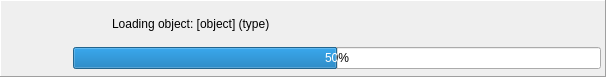
Before: the Qt Designer form libpgmodeler_ui/ui/progressotarefa.ui in pgmodeler/pgmodeler, drawn with Qt 5.
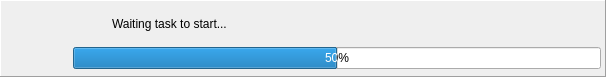
After: the same form once the commit is applied. Icons and pictures are not drawn.

What changed in the file:
```diff
--- a/libpgmodeler_ui/ui/progressotarefa.ui
+++ b/libpgmodeler_ui/ui/progressotarefa.ui
@@ -107,7 +107,7 @@
            </font>
           </property>
           <property name="text">
-           <string>Loading object: [object] (type)</string>
+           <string>Waiting task to start...</string>
           </property>
          </widget>
         </item>
```
